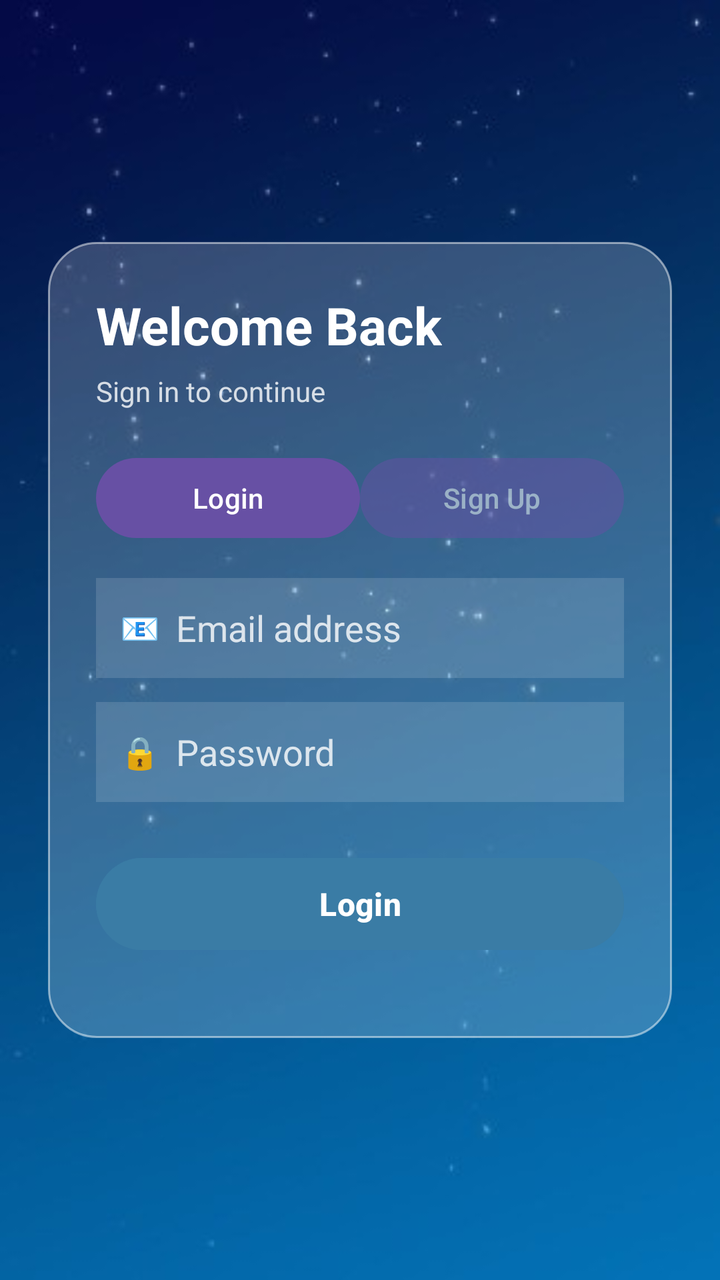
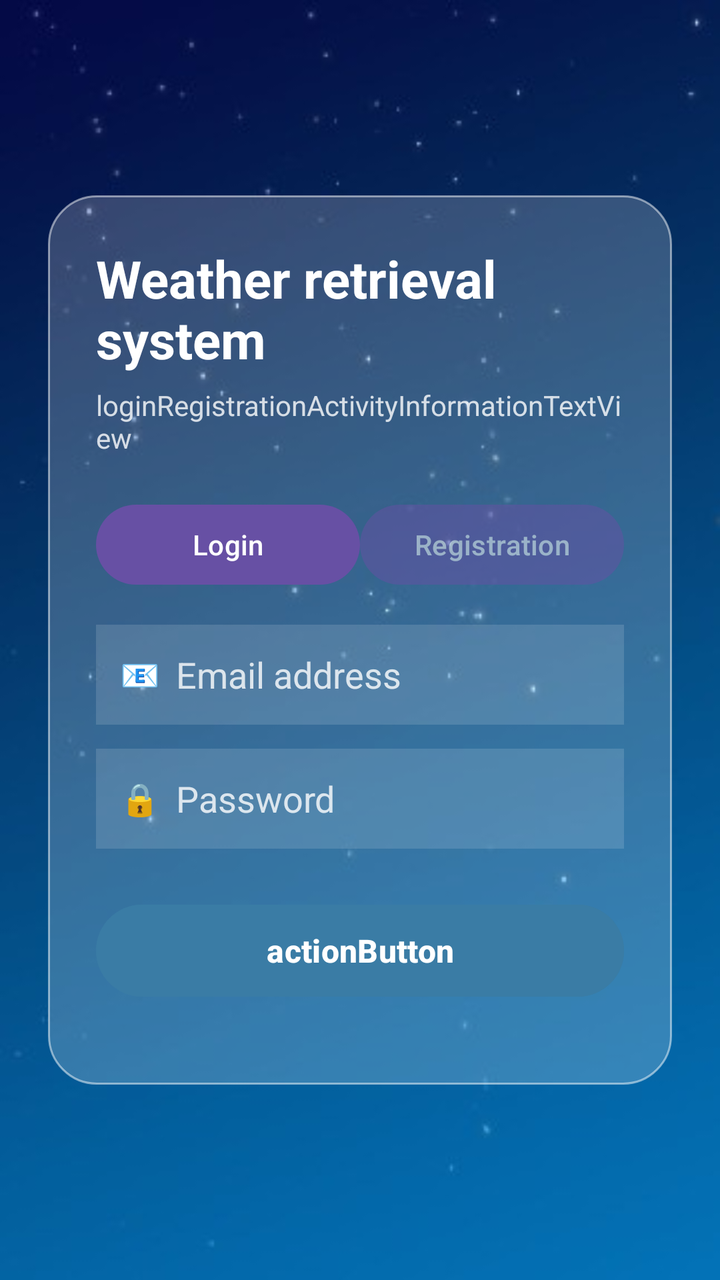

Before-and-after screenshots of an Android layout around one commit, followed by the original layout XML and the change that was made.
<!-- AndroidManifest.xml: application theme Theme.COMP30252 -->
<!-- res/layout/activity_login_registration.xml -->
<?xml version="1.0" encoding="utf-8"?>
<layout xmlns:android="http://schemas.android.com/apk/res/android">

    <ScrollView
        android:id="@+id/main"
        android:layout_width="match_parent"
        android:layout_height="match_parent"
        android:fillViewport="true"
        android:background="@drawable/bg1">

        <LinearLayout
            android:layout_width="match_parent"
            android:layout_height="match_parent"
            android:gravity="center"
            android:padding="24dp"
            android:orientation="vertical">

            
            <LinearLayout
                android:layout_width="match_parent"
                android:layout_height="wrap_content"
                android:background="@drawable/card_rounded"
                android:padding="24dp"
                android:orientation="vertical"
                android:elevation="6dp">

                
                <TextView
                    android:id="@+id/loginRegistrationActivityTextView"
                    android:layout_width="wrap_content"
                    android:layout_height="wrap_content"
                    android:text="Welcome Back"
                    android:textSize="26sp"
                    android:textStyle="bold"
                    android:textColor="@android:color/white"
                    android:layout_marginBottom="6dp"/>

                
                <TextView
                    android:id="@+id/loginRegistrationActivityInformationTextView"
                    android:layout_width="wrap_content"
                    android:layout_height="wrap_content"
                    android:text="Sign in to continue"
                    android:textSize="14sp"
                    android:textColor="#CCFFFFFF"
                    android:layout_marginBottom="20dp"/>

                
                <LinearLayout
                    android:layout_width="match_parent"
                    android:layout_height="48dp"
                    android:orientation="horizontal"
                    android:layout_marginBottom="16dp">

                    
                    <Button
                        android:id="@+id/loginButton"
                        android:layout_width="0dp"
                        android:layout_height="match_parent"
                        android:layout_weight="1"
                        android:text="Login"
                        android:textAllCaps="false"
                        android:textColor="@android:color/white"
                        android:alpha="1"/>

                    
                    <Button
                        android:id="@+id/registrationButton"
                        android:layout_width="0dp"
                        android:layout_height="match_parent"
                        android:layout_weight="1"
                        android:text="Sign Up"
                        android:textAllCaps="false"
                        android:textColor="@android:color/white"
                        android:alpha="0.5"/>

                </LinearLayout>

                
                <LinearLayout
                    android:layout_width="match_parent"
                    android:layout_height="50dp"
                    android:background="#22FFFFFF"
                    android:orientation="horizontal"
                    android:gravity="center_vertical"
                    android:padding="12dp"
                    android:layout_marginBottom="12dp">

                    <TextView

                        android:layout_width="wrap_content"
                        android:layout_height="wrap_content"
                        android:text="📧"
                        android:textSize="16sp"
                        android:layout_marginEnd="8dp"/>

                    <EditText
                        android:id="@+id/emailEditText"
                        android:layout_width="match_parent"
                        android:layout_height="wrap_content"
                        android:hint="Email address"
                        android:inputType="textEmailAddress"
                        android:autofillHints="emailAddress"
                        android:textColor="@android:color/white"
                        android:textColorHint="#CCFFFFFF"
                        android:background="@null"/>
                </LinearLayout>

                
                <LinearLayout
                    android:layout_width="match_parent"
                    android:layout_height="50dp"
                    android:background="#22FFFFFF"
                    android:orientation="horizontal"
                    android:gravity="center_vertical"
                    android:padding="12dp"
                    android:layout_marginBottom="12dp">

                    <TextView
                        android:layout_width="wrap_content"
                        android:layout_height="wrap_content"
                        android:text="🔒"
                        android:textSize="16sp"
                        android:layout_marginEnd="8dp"/>

                    <EditText
                        android:id="@+id/passwordEditText"
                        android:layout_width="match_parent"
                        android:layout_height="wrap_content"
                        android:hint="Password"
                        android:inputType="textPassword"
                        android:autofillHints="password"
                        android:textColor="@android:color/white"
                        android:textColorHint="#CCFFFFFF"
                        android:background="@null"/>
                </LinearLayout>

                
                <LinearLayout
                    android:id="@+id/confirmPasswordLayout"
                    android:layout_width="match_parent"
                    android:layout_height="wrap_content"
                    android:orientation="vertical"
                    android:visibility="gone">

                    <LinearLayout
                        android:layout_width="match_parent"
                        android:layout_height="50dp"
                        android:background="#22FFFFFF"
                        android:orientation="horizontal"
                        android:gravity="center_vertical"
                        android:padding="12dp"
                        android:layout_marginBottom="12dp">

                        <TextView
                            android:layout_width="wrap_content"
                            android:layout_height="wrap_content"
                            android:text="🔒"
                            android:textSize="16sp"
                            android:layout_marginEnd="8dp"/>

                        <EditText
                            android:id="@+id/confirmPasswordEditText"
                            android:layout_width="match_parent"
                            android:layout_height="wrap_content"
                            android:hint="Confirm password"
                            android:inputType="textPassword"
                            android:textColor="@android:color/white"
                            android:textColorHint="#CCFFFFFF"
                            android:background="@null"/>
                    </LinearLayout>

                </LinearLayout>

                
                <Button
                    android:id="@+id/actionButton"
                    android:layout_width="match_parent"
                    android:layout_height="54dp"
                    android:text="Login"
                    android:textAllCaps="false"
                    android:textColor="@android:color/white"
                    android:textStyle="bold"
                    android:textSize="16sp"
                    android:backgroundTint="@color/primary"
                    android:layout_marginTop="12dp"
                    android:layout_marginBottom="16dp"/>

                
                <ProgressBar
                    android:id="@+id/progressBar"
                    android:layout_width="wrap_content"
                    android:layout_height="wrap_content"
                    android:visibility="gone"
                    android:layout_gravity="center"
                    android:layout_marginBottom="12dp"/>

                
                <TextView
                    android:id="@+id/errorTextView"
                    android:layout_width="match_parent"
                    android:layout_height="wrap_content"
                    android:text=""
                    android:textColor="#FF8080"
                    android:textSize="14sp"
                    android:gravity="center"
                    android:visibility="gone"/>

            </LinearLayout>

        </LinearLayout>

    </ScrollView>

</layout>
<!-- resources referenced by this layout -->
<resources>
  <color name="primary">#3A7CA5</color>
  <!-- drawable bg1: jpg bitmap (drawable, 10688 bytes) -->
  <!-- drawable card_rounded (drawable) -->
  <shape xmlns:android="http://schemas.android.com/apk/res/android">
  
      
      <solid android:color="#33FFFFFF"/>
  
      
      <corners android:radius="24dp"/>
  
      
      <stroke
          android:width="1dp"
          android:color="#80FFFFFF"/>
  
  </shape>
  <style name="Theme.COMP30252" parent="Base.Theme.COMP30252" />
  <style name="Base.Theme.COMP30252" parent="Theme.Material3.DayNight.NoActionBar">
          
          
      </style>
</resources>

<!-- the commit's change to res/layout/activity_login_registration.xml (unified diff, before → after) -->
@@ -29,7 +29,7 @@
                     android:id="@+id/loginRegistrationActivityTextView"
                     android:layout_width="wrap_content"
                     android:layout_height="wrap_content"
-                    android:text="Welcome Back"
+                    android:text="@string/weather"
                     android:textSize="26sp"
                     android:textStyle="bold"
                     android:textColor="@android:color/white"
@@ -40,7 +40,7 @@
                     android:id="@+id/loginRegistrationActivityInformationTextView"
                     android:layout_width="wrap_content"
                     android:layout_height="wrap_content"
-                    android:text="Sign in to continue"
+                    android:text="loginRegistrationActivityInformationTextView"
                     android:textSize="14sp"
                     android:textColor="#CCFFFFFF"
                     android:layout_marginBottom="20dp"/>
@@ -69,7 +69,7 @@
                         android:layout_width="0dp"
                         android:layout_height="match_parent"
                         android:layout_weight="1"
-                        android:text="Sign Up"
+                        android:text="@string/registration_fragment"
                         android:textAllCaps="false"
                         android:textColor="@android:color/white"
                         android:alpha="0.5"/>
@@ -177,7 +177,7 @@
                     android:id="@+id/actionButton"
                     android:layout_width="match_parent"
                     android:layout_height="54dp"
-                    android:text="Login"
+                    android:text="actionButton"
                     android:textAllCaps="false"
                     android:textColor="@android:color/white"
                     android:textStyle="bold"
<!-- resource entries referenced after the edit -->
@@ -17,6 +17,8 @@
           android:color="#80FFFFFF"/>
   
   </shape>
+  <string name="registration_fragment">Registration</string>
+  <string name="weather">Weather retrieval system</string>
   <style name="Theme.COMP30252" parent="Base.Theme.COMP30252" />
   <style name="Base.Theme.COMP30252" parent="Theme.Material3.DayNight.NoActionBar">
           
